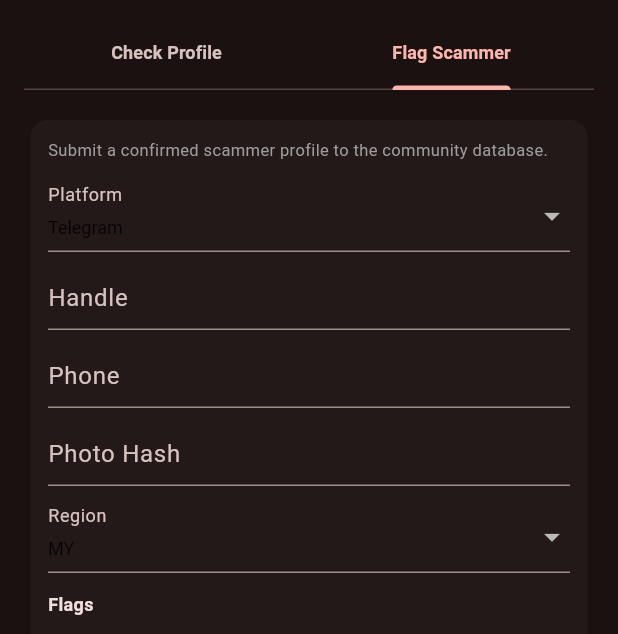
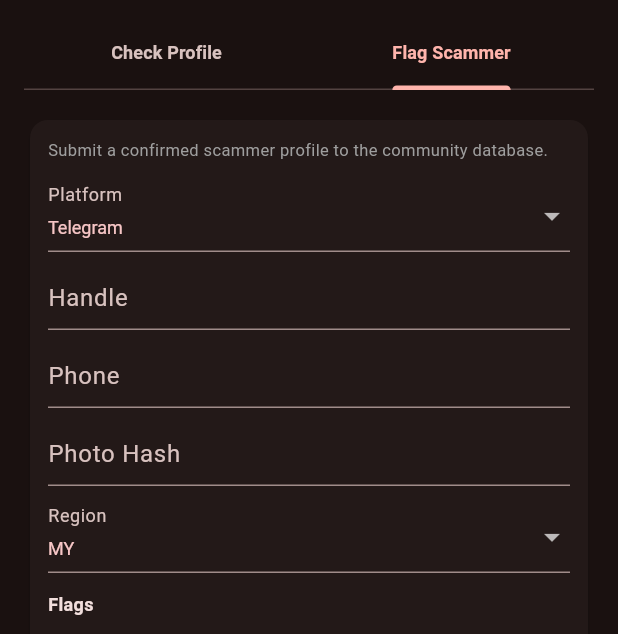
Before and after one commit to josephineding-2025/MultechRojak, a Flutter app: the CommunityScreen widget shown alone on an empty page, opened directly, tab 2 chosen, on a phone screen of 412 x 824 dp. Shown: the top 634 px of the screen. Run offline on Flutter 3.47's test engine with Material 3 defaults, Android fonts, the phone set to English and light mode, and no system bars; our stand-ins replace dio, flutter_riverpod; missing offline and left inert: window_manager; network calls fail.

Commit message:
Add community UI and backend improvements

```diff
--- /dev/null
+++ b/app/devtools_options.yaml
@@ -0,0 +1,3 @@
+description: This file stores settings for Dart & Flutter DevTools.
+documentation: https://docs.flutter.dev/tools/devtools/extensions#configure-extension-enablement-states
+extensions:
--- a/app/lib/features/community/community_screen.dart
+++ b/app/lib/features/community/community_screen.dart
@@ -254,12 +254,12 @@ class _CommunityScreenState extends ConsumerState<CommunityScreen> {
               ),
               const SizedBox(height: 12),
               DropdownButtonFormField<String>(
-                value: _selectedPlatform,
+                initialValue: _selectedPlatform,
                 decoration: const InputDecoration(
                   labelText: 'Platform',
                   isDense: true,
                 ),
-                style: const TextStyle(fontSize: 12, color: Colors.black87),
+                style: const TextStyle(fontSize: 12, color: Color.fromARGB(255, 246, 197, 197)),
                 items: _platforms
                     .map((platform) => DropdownMenuItem(value: platform, child: Text(platform)))
                     .toList(),
@@ -304,12 +304,12 @@ class _CommunityScreenState extends ConsumerState<CommunityScreen> {
               ),
               const SizedBox(height: 10),
               DropdownButtonFormField<String>(
-                value: _selectedRegion,
+                initialValue: _selectedRegion,
                 decoration: const InputDecoration(
                   labelText: 'Region',
                   isDense: true,
                 ),
-                style: const TextStyle(fontSize: 12, color: Colors.black87),
+                style: const TextStyle(fontSize: 12, color: Color.fromARGB(255, 248, 199, 199)),
                 items: _regions
                     .map((region) => DropdownMenuItem(value: region, child: Text(region)))
                     .toList(),
```
Also changed, not shown: app/lib/features/background_check/background_check_screen.dart (+4 -4 lines), 1 other file.
